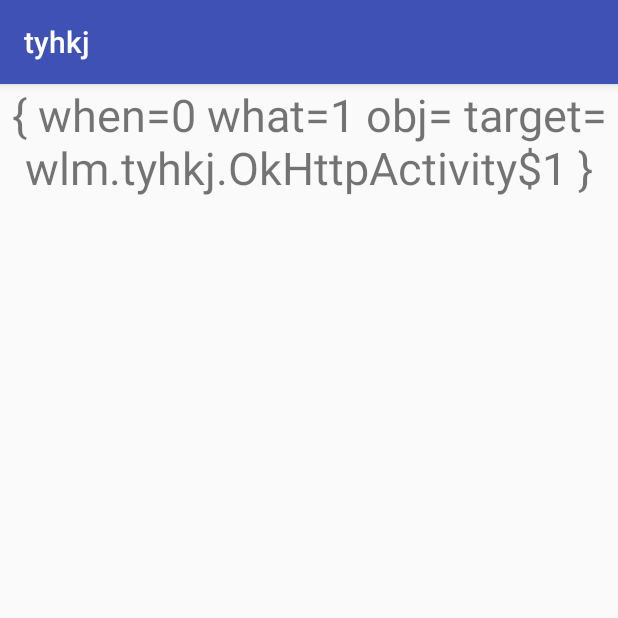
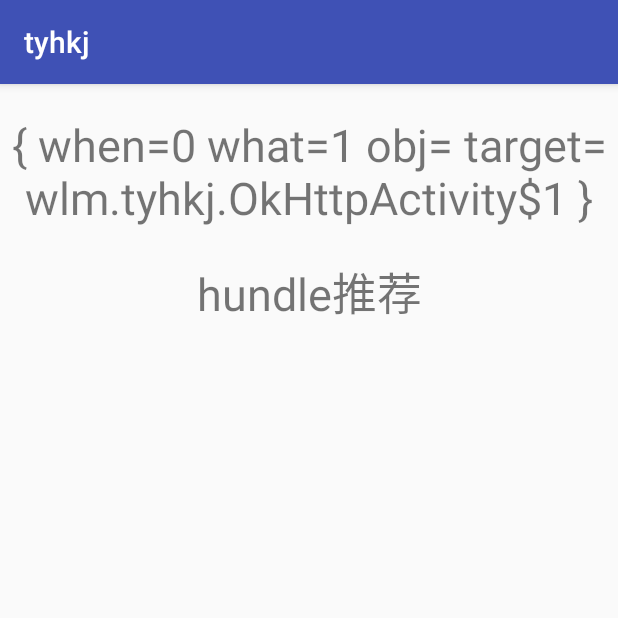
Before and after one commit to HLJJMS/tyhdemo, an Android app: the OkHttpActivity screen opened directly, with no data from a screen before it, after a tap on an icon or button, on a phone screen of 412 x 824 dp, the top half of it. Run offline under Robolectric (Android 15) with nearby library versions, the phone set to English and light mode, and no system bars; our stand-ins replace ButterKnife; libraries missing offline, so code that uses them is left out: com.alibaba.fastjson; 2 statements that could not run were skipped; 1 other tap on this screen came first.

Commit message:
增加推送集成，以及handle优化方案

```diff
--- a/app/src/main/java/wlm/tyhkj/OkHttpActivity.java
+++ b/app/src/main/java/wlm/tyhkj/OkHttpActivity.java
@@ -11,6 +11,8 @@ import com.alibaba.fastjson.JSON;
 import com.alibaba.fastjson.JSONObject;
 
 import java.io.IOException;
+import java.util.ArrayList;
+import java.util.List;
 
 import butterknife.ButterKnife;
 import butterknife.InjectView;
@@ -20,11 +22,15 @@ import okhttp3.Request;
 import okhttp3.Response;
 
 public class OkHttpActivity extends AppCompatActivity {
-
+    @InjectView(R.id.hundleGoodOk)
+    TextView hundleGoodOk;
     @InjectView(R.id.hundle)
     TextView hundle;
+    private Message messageOk ;
     private String url = "http://tst.zhongqizhiyun.com:8020/api/WXOnlineAppApi/A001GetPersonalInf?UserCode=CN000054";
     private Task task = new Task();
+    private ccc cc = new ccc();
+
     @Override
     protected void onCreate(Bundle savedInstanceState) {
         super.onCreate(savedInstanceState);
@@ -32,22 +38,52 @@ public class OkHttpActivity extends AppCompatActivity {
         ButterKnife.inject(this);
     }
 
-    @OnClick({R.id.hundle})
+    @OnClick({R.id.hundle,R.id.hundleGoodOk})
     public void onViewClicked(View view) {
         switch (view.getId()) {
             case R.id.hundle:
                 okhttpForHundle();
                 break;
-
+            case R.id.hundleGoodOk:
+                okhttpForHundleOk();
+                break;
         }
     }
-    private void okhttpForHundle(){
-      Thread thread = new Thread(task);
-      thread.start();
+
+    private void okhttpForHundleOk() {
+        Handler h = new xxxx();
+        messageOk=h.obtainMessage();
+        Thread thread = new Thread(cc);
+        thread.start();
     }
 
- class Task implements Runnable {
+
+    class xxxx extends  Handler{
+
+        @Override
+        public void handleMessage(Message msg) {
+            super.handleMessage(msg);
+            hundleGoodOk.setText(msg.obj.toString());
+        }
+    }
+
+    private void okhttpForHundle() {
+        Thread thread = new Thread(task);
+        thread.start();
+    }
+    class ccc implements Runnable{
+        @Override
+        public void run() {
+            List<String> list = new ArrayList<String>();
+            list.add("asdas");
+            list.add("126323132");
+            messageOk.obj = list;
+            messageOk.sendToTarget();
+        }
+    }
+    class Task implements Runnable {
         String ok;
+
         @Override
         public void run() {
             OkHttpClient okHttpClient = new OkHttpClient();
@@ -62,15 +98,17 @@ public class OkHttpActivity extends AppCompatActivity {
             String message = j.getString("message");
             Message msg = new Message();
             msg.what = 1;
-            msg.obj=message;
+            msg.obj = message;
             handler.sendMessage(msg);
         }
-    };
-    Handler handler = new Handler(){
+    }
+
+    ;
+    Handler handler = new Handler() {
         @Override
         public void handleMessage(Message msg) {
             super.handleMessage(msg);
-            if(msg.what==1){
+            if (msg.what == 1) {
                 hundle.setText(msg.toString());
             }
         }
--- a/app/src/main/res/layout/activity_ok_http.xml
+++ b/app/src/main/res/layout/activity_ok_http.xml
@@ -1,17 +1,26 @@
 <?xml version="1.0" encoding="utf-8"?>
-<android.support.constraint.ConstraintLayout xmlns:android="http://schemas.android.com/apk/res/android"
+<LinearLayout xmlns:android="http://schemas.android.com/apk/res/android"
     xmlns:app="http://schemas.android.com/apk/res-auto"
     xmlns:tools="http://schemas.android.com/tools"
     android:layout_width="match_parent"
     android:layout_height="match_parent"
-    tools:context="wlm.tyhkj.OkHttpActivity">
+    tools:context="wlm.tyhkj.OkHttpActivity"
+    android:orientation="vertical">
     <TextView
         android:id="@+id/hundle"
         android:layout_width="match_parent"
         android:layout_height="wrap_content"
         android:layout_marginTop="20dp"
         android:gravity="center"
-        android:text="hundle"
+        android:text="hundle不推荐"
+        android:textSize="30sp" />
+    <TextView
+        android:id="@+id/hundleGoodOk"
+        android:layout_width="match_parent"
+        android:layout_height="wrap_content"
+        android:layout_marginTop="20dp"
+        android:gravity="center"
+        android:text="hundle推荐"
         android:textSize="30sp" />
 
-</android.support.constraint.ConstraintLayout>
+</LinearLayout>
```
Also changed, not shown: app/build.gradle (+3 -4 lines), app/src/main/AndroidManifest.xml (+15 -1 lines), app/src/main/java/wlm/base/TencentPush.java (added, +62 -0 lines), app/src/main/java/wlm/tyhkj/DiyViewActivity.java (added, +13 -0 lines), app/src/main/java/wlm/tyhkj/NotificationActivity.java (+1 -6 lines), app/src/main/res/layout/activity_diy_view.xml (added, +9 -0 lines).
